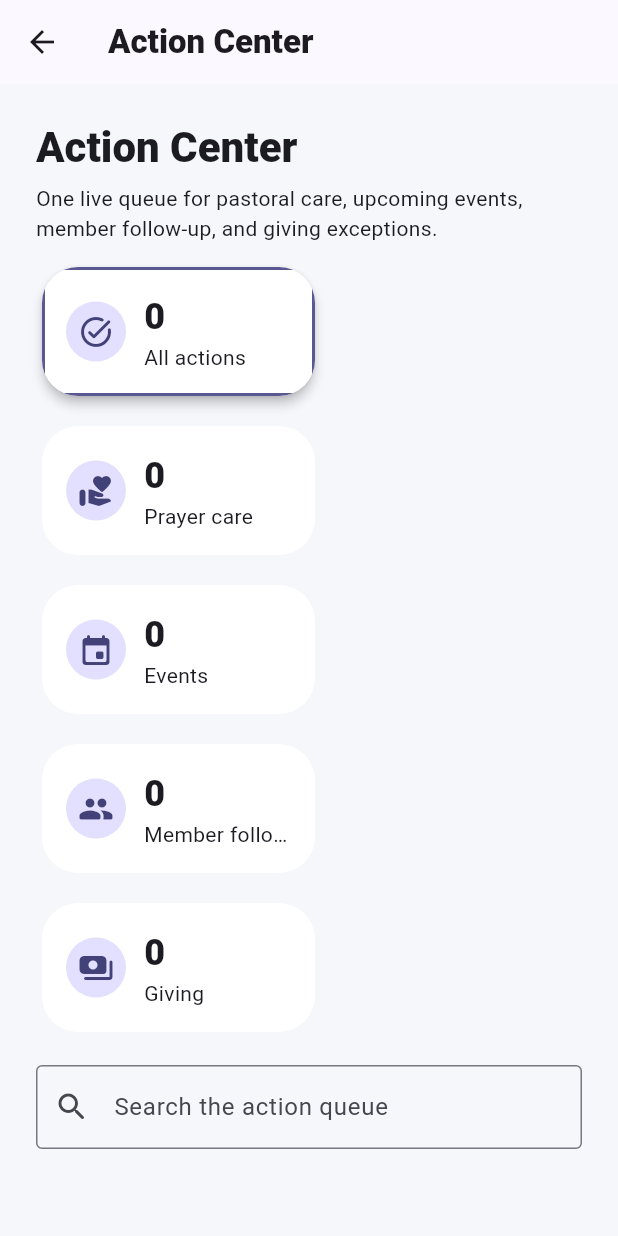
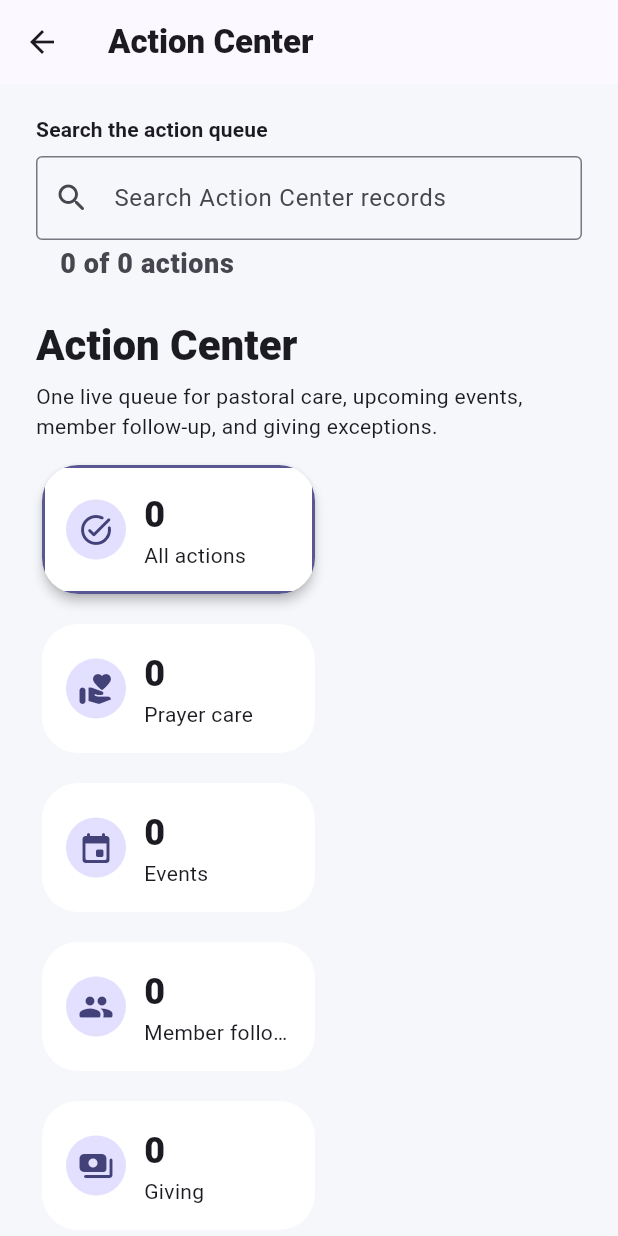
Before and after one commit to Ebarrton1/ChurchSnap, a Flutter app: the AdminActionCenterScreen screen opened directly with empty values, on a phone screen of 412 x 824 dp. Run offline on Flutter 3.47's test engine with Material 3 defaults, Android fonts, the phone set to English and light mode, and no system bars; our stand-ins replace cloud_firestore, dio, file_picker, firebase_auth, firebase_core, firebase_messaging and 7 more; missing offline and left inert: mobile_scanner, pdfrx; accounts and stored records are empty.

Commit message:
Fix Android Action Center search and scrolling

```diff
--- a/lib/features/web_admin/screens/web_admin_action_center.dart
+++ b/lib/features/web_admin/screens/web_admin_action_center.dart
@@ -27,6 +27,8 @@ class WebAdminActionCenter extends StatefulWidget {
 }
 
 class _WebAdminActionCenterState extends State<WebAdminActionCenter> {
+  final TextEditingController _searchController = TextEditingController();
+  final FocusNode _searchFocusNode = FocusNode();
   final List<StreamSubscription<QuerySnapshot<Map<String, dynamic>>>>
   _subscriptions = [];
 
@@ -114,6 +116,8 @@ class _WebAdminActionCenterState extends State<WebAdminActionCenter> {
     for (final subscription in _subscriptions) {
       unawaited(subscription.cancel());
     }
+    _searchController.dispose();
+    _searchFocusNode.dispose();
 
     super.dispose();
   }
@@ -164,20 +168,112 @@ class _WebAdminActionCenterState extends State<WebAdminActionCenter> {
         .where((item) {
           final kindMatches =
               _selectedKind == null || item.kind == _selectedKind;
-          final searchMatches =
-              query.isEmpty ||
-              item.title.toLowerCase().contains(query) ||
-              item.detail.toLowerCase().contains(query);
+
+          final categoryText = switch (item.kind) {
+            WebAdminActionKind.prayer =>
+              'prayer prayers prayer care pastoral care',
+            WebAdminActionKind.event => 'event events upcoming event',
+            WebAdminActionKind.member =>
+              'member members member follow-up profile',
+            WebAdminActionKind.giving =>
+              'giving donation donations payment payments',
+          };
+
+          final priorityText = switch (item.priority) {
+            WebAdminActionPriority.urgent => 'urgent emergency high priority',
+            WebAdminActionPriority.normal => 'normal priority',
+            WebAdminActionPriority.low => 'low priority',
+          };
+
+          final searchableText =
+              '${item.title} ${item.detail} $categoryText '
+                      '$priorityText ${item.sourceId}'
+                  .toLowerCase();
+
+          final searchMatches = query.isEmpty || searchableText.contains(query);
 
           return kindMatches && searchMatches;
         })
         .toList(growable: false);
 
-    return Column(
-      crossAxisAlignment: CrossAxisAlignment.stretch,
+    final resultLabel = query.isEmpty
+        ? '${visibleItems.length} of ${items.length} actions'
+        : '${visibleItems.length} ${visibleItems.length == 1 ? 'result' : 'results'} '
+              'for "${_search.trim()}"';
+
+    return CustomScrollView(
+      keyboardDismissBehavior: ScrollViewKeyboardDismissBehavior.onDrag,
+      slivers: [
+        SliverPadding(
+          padding: const EdgeInsets.fromLTRB(24, 20, 24, 12),
+          sliver: SliverToBoxAdapter(
+            child: GestureDetector(
+              behavior: HitTestBehavior.translucent,
+              onTap: () => _searchFocusNode.requestFocus(),
+              child: Column(
+                crossAxisAlignment: CrossAxisAlignment.start,
                 children: [
-        Padding(
-          padding: const EdgeInsets.fromLTRB(24, 24, 24, 12),
+                  Text(
+                    'Search the action queue',
+                    style: Theme.of(context).textTheme.labelLarge?.copyWith(
+                      fontWeight: FontWeight.w700,
+                    ),
+                  ),
+                  const SizedBox(height: 8),
+                  TextFormField(
+                    controller: _searchController,
+                    focusNode: _searchFocusNode,
+                    enabled: true,
+                    readOnly: false,
+                    showCursor: true,
+                    keyboardType: TextInputType.text,
+                    textInputAction: TextInputAction.search,
+                    onTap: () => _searchFocusNode.requestFocus(),
+                    onChanged: (value) {
+                      setState(() {
+                        _search = value;
+
+                        if (value.trim().isNotEmpty) {
+                          _selectedKind = null;
+                        }
+                      });
+                    },
+                    onFieldSubmitted: (_) => _searchFocusNode.unfocus(),
+                    decoration: InputDecoration(
+                      prefixIcon: const Icon(Icons.search_rounded),
+                      hintText: 'Search Action Center records',
+                      border: const OutlineInputBorder(),
+                      helperText: resultLabel,
+                      helperMaxLines: 2,
+                      helperStyle: const TextStyle(
+                        fontSize: 18,
+                        height: 1.35,
+                        fontWeight: FontWeight.w900,
+                      ),
+                      suffixIcon: query.isEmpty
+                          ? null
+                          : IconButton(
+                              tooltip: 'Clear search',
+                              icon: const Icon(Icons.clear_rounded),
+                              onPressed: () {
+                                _searchController.clear();
+                                _searchFocusNode.unfocus();
+
+                                setState(() {
+                                  _search = '';
+                                });
+                              },
+                            ),
+                    ),
+                  ),
+                ],
+              ),
+            ),
+          ),
+        ),
+        SliverPadding(
+          padding: const EdgeInsets.fromLTRB(24, 12, 24, 12),
+          sliver: SliverToBoxAdapter(
             child: Column(
               crossAxisAlignment: CrossAxisAlignment.start,
               children: [
@@ -195,8 +291,10 @@ class _WebAdminActionCenterState extends State<WebAdminActionCenter> {
               ],
             ),
           ),
-        Padding(
+        ),
+        SliverPadding(
           padding: const EdgeInsets.symmetric(horizontal: 24),
+          sliver: SliverToBoxAdapter(
             child: Wrap(
               spacing: 12,
               runSpacing: 12,
@@ -243,21 +341,11 @@ class _WebAdminActionCenterState extends State<WebAdminActionCenter> {
               ],
             ),
           ),
-        Padding(
-          padding: const EdgeInsets.fromLTRB(24, 18, 24, 12),
-          child: TextField(
-            onChanged: (value) => setState(() => _search = value),
-            decoration: const InputDecoration(
-              prefixIcon: Icon(Icons.search_rounded),
-              labelText: 'Search the action queue',
-              hintText: 'Search names, requests, events, funds, or statuses',
-              border: OutlineInputBorder(),
-            ),
-          ),
         ),
         if (_error != null)
-          Padding(
+          SliverPadding(
             padding: const EdgeInsets.symmetric(horizontal: 24),
+            sliver: SliverToBoxAdapter(
               child: Card(
                 child: ListTile(
                   leading: const Icon(Icons.error_outline_rounded),
@@ -269,25 +357,55 @@ class _WebAdminActionCenterState extends State<WebAdminActionCenter> {
                 ),
               ),
             ),
-        Expanded(
-          child: !_allLoaded
-              ? const Center(child: CircularProgressIndicator())
-              : visibleItems.isEmpty
+          ),
+        if (!_allLoaded)
+          const SliverFillRemaining(
+            hasScrollBody: false,
+            child: Center(child: CircularProgressIndicator()),
+          )
+        else if (visibleItems.isEmpty)
+          SliverFillRemaining(
+            hasScrollBody: false,
+            child: query.isEmpty
                 ? const _EmptyActionCenter()
-              : ListView.separated(
-                  padding: const EdgeInsets.fromLTRB(24, 8, 24, 40),
-                  itemCount: visibleItems.length,
-                  separatorBuilder: (_, _) => const SizedBox(height: 10),
-                  itemBuilder: (context, index) {
-                    final item = visibleItems[index];
+                : Center(
+                    child: Padding(
+                      padding: const EdgeInsets.all(24),
+                      child: Card(
+                        child: ListTile(
+                          leading: const Icon(Icons.search_off_rounded),
+                          title: const Text(
+                            'No matching actions',
+                            style: TextStyle(fontWeight: FontWeight.w800),
+                          ),
+                          subtitle: Text(
+                            'No Action Center records match '
+                            '"${_search.trim()}".',
+                          ),
+                        ),
+                      ),
+                    ),
+                  ),
+          )
+        else
+          SliverPadding(
+            padding: const EdgeInsets.fromLTRB(24, 8, 24, 0),
+            sliver: SliverList(
+              delegate: SliverChildBuilderDelegate((context, index) {
+                if (index.isOdd) {
+                  return const SizedBox(height: 10);
+                }
+
+                final item = visibleItems[index ~/ 2];
 
                 return _ActionCard(
                   item: item,
                   onOpen: _openCallback(item.kind),
                 );
-                  },
+              }, childCount: (visibleItems.length * 2) - 1),
             ),
           ),
+        const SliverToBoxAdapter(child: SizedBox(height: 40)),
       ],
     );
   }
```
Lines whose indentation alone changed are shown as unchanged.
